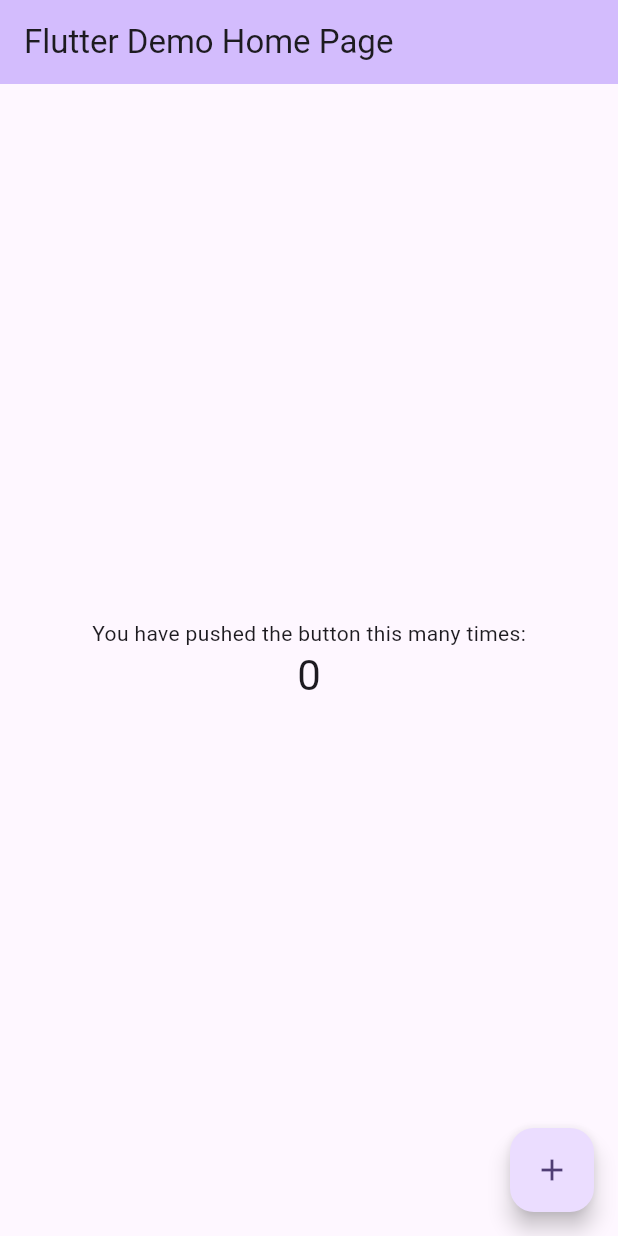
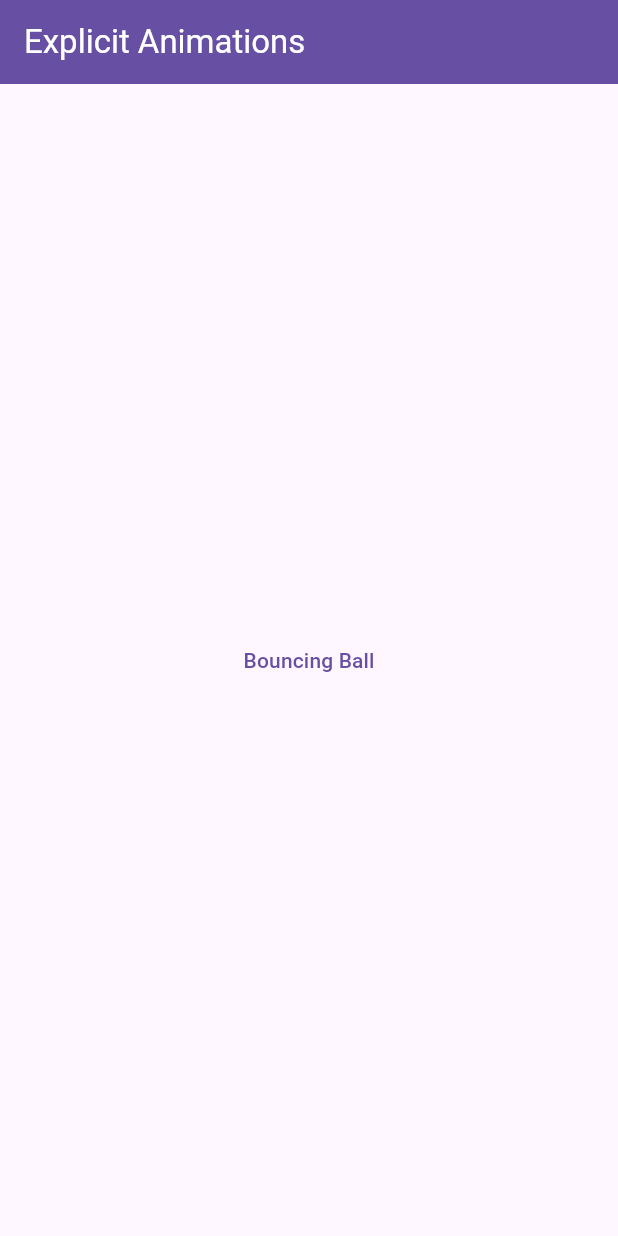
Before and after one commit to sabin6969/Flutter-Explicit-Animations, a Flutter app: the screen it shows after launch, on a phone screen of 412 x 824 dp. Run offline on Flutter 3.47's test engine with Material 3 defaults, Android fonts, the phone set to English and light mode, and no system bars.

Commit message:
complete bounce ball animation

```diff
--- a/lib/main.dart
+++ b/lib/main.dart
@@ -1,125 +1,23 @@
+import 'package:animations/pages/home_page.dart';
 import 'package:flutter/material.dart';
 
 void main() {
   runApp(const MyApp());
 }
 
-class MyApp extends StatelessWidget {
+class MyApp extends StatefulWidget {
   const MyApp({super.key});
 
-  // This widget is the root of your application.
+  @override
+  State<MyApp> createState() => _MyAppState();
+}
+
+class _MyAppState extends State<MyApp> {
   @override
   Widget build(BuildContext context) {
     return MaterialApp(
-      title: 'Flutter Demo',
-      theme: ThemeData(
-        // This is the theme of your application.
-        //
-        // TRY THIS: Try running your application with "flutter run". You'll see
-        // the application has a purple toolbar. Then, without quitting the app,
-        // try changing the seedColor in the colorScheme below to Colors.green
-        // and then invoke "hot reload" (save your changes or press the "hot
-        // reload" button in a Flutter-supported IDE, or press "r" if you used
-        // the command line to start the app).
-        //
-        // Notice that the counter didn't reset back to zero; the application
-        // state is not lost during the reload. To reset the state, use hot
-        // restart instead.
-        //
-        // This works for code too, not just values: Most code changes can be
-        // tested with just a hot reload.
-        colorScheme: ColorScheme.fromSeed(seedColor: Colors.deepPurple),
-        useMaterial3: true,
-      ),
-      home: const MyHomePage(title: 'Flutter Demo Home Page'),
+      debugShowCheckedModeBanner: true,
+      home: const HomePage(),
     );
   }
 }
-
-class MyHomePage extends StatefulWidget {
-  const MyHomePage({super.key, required this.title});
-
-  // This widget is the home page of your application. It is stateful, meaning
-  // that it has a State object (defined below) that contains fields that affect
-  // how it looks.
-
-  // This class is the configuration for the state. It holds the values (in this
-  // case the title) provided by the parent (in this case the App widget) and
-  // used by the build method of the State. Fields in a Widget subclass are
-  // always marked "final".
-
-  final String title;
-
-  @override
-  State<MyHomePage> createState() => _MyHomePageState();
-}
-
-class _MyHomePageState extends State<MyHomePage> {
-  int _counter = 0;
-
-  void _incrementCounter() {
-    setState(() {
-      // This call to setState tells the Flutter framework that something has
-      // changed in this State, which causes it to rerun the build method below
-      // so that the display can reflect the updated values. If we changed
-      // _counter without calling setState(), then the build method would not be
-      // called again, and so nothing would appear to happen.
-      _counter++;
-    });
-  }
-
-  @override
-  Widget build(BuildContext context) {
-    // This method is rerun every time setState is called, for instance as done
-    // by the _incrementCounter method above.
-    //
-    // The Flutter framework has been optimized to make rerunning build methods
-    // fast, so that you can just rebuild anything that needs updating rather
-    // than having to individually change instances of widgets.
-    return Scaffold(
-      appBar: AppBar(
-        // TRY THIS: Try changing the color here to a specific color (to
-        // Colors.amber, perhaps?) and trigger a hot reload to see the AppBar
-        // change color while the other colors stay the same.
-        backgroundColor: Theme.of(context).colorScheme.inversePrimary,
-        // Here we take the value from the MyHomePage object that was created by
-        // the App.build method, and use it to set our appbar title.
-        title: Text(widget.title),
-      ),
-      body: Center(
-        // Center is a layout widget. It takes a single child and positions it
-        // in the middle of the parent.
-        child: Column(
-          // Column is also a layout widget. It takes a list of children and
-          // arranges them vertically. By default, it sizes itself to fit its
-          // children horizontally, and tries to be as tall as its parent.
-          //
-          // Column has various properties to control how it sizes itself and
-          // how it positions its children. Here we use mainAxisAlignment to
-          // center the children vertically; the main axis here is the vertical
-          // axis because Columns are vertical (the cross axis would be
-          // horizontal).
-          //
-          // TRY THIS: Invoke "debug painting" (choose the "Toggle Debug Paint"
-          // action in the IDE, or press "p" in the console), to see the
-          // wireframe for each widget.
-          mainAxisAlignment: MainAxisAlignment.center,
-          children: <Widget>[
-            const Text(
-              'You have pushed the button this many times:',
-            ),
-            Text(
-              '$_counter',
-              style: Theme.of(context).textTheme.headlineMedium,
-            ),
-          ],
-        ),
-      ),
-      floatingActionButton: FloatingActionButton(
-        onPressed: _incrementCounter,
-        tooltip: 'Increment',
-        child: const Icon(Icons.add),
-      ), // This trailing comma makes auto-formatting nicer for build methods.
-    );
-  }
-}
--- /dev/null
+++ b/lib/pages/home_page.dart
@@ -0,0 +1,53 @@
+import 'package:animations/pages/bouncing_ball_page.dart';
+import 'package:flutter/material.dart';
+
+class HomePage extends StatefulWidget {
+  const HomePage({super.key});
+
+  @override
+  State<HomePage> createState() => _HomePageState();
+}
+
+class _HomePageState extends State<HomePage> {
+  @override
+  Widget build(BuildContext context) {
+    return Scaffold(
+      appBar: AppBar(
+        title: Text(
+          "Explicit Animations",
+          style: TextStyle(
+            color: Colors.white,
+          ),
+        ),
+        backgroundColor: Theme.of(context).primaryColor,
+      ),
+      body: Column(
+        mainAxisAlignment: MainAxisAlignment.center,
+        children: [
+          Center(
+            child: TextButton(
+              onPressed: () {
+                context.navigateToNextPage(
+                  BouncingBallPage(),
+                );
+              },
+              child: const Text(
+                "Bouncing Ball",
+              ),
+            ),
+          )
+        ],
+      ),
+    );
+  }
+}
+
+extension NavigationExtension on BuildContext {
+  void navigateToNextPage(Widget nextPage) {
+    Navigator.of(this).push(
+      MaterialPageRoute(
+        builder: (context) => nextPage,
+      ),
+    );
+  }
+}
```
Also changed, not shown: lib/pages/bouncing_ball_page.dart (added, +75 -0 lines).
